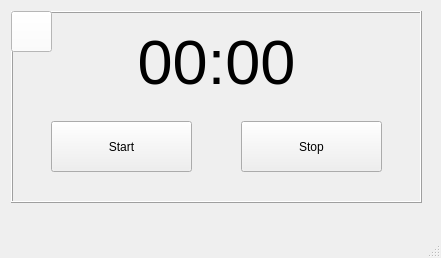
TiagoSBO/qt-pomodoro-timer, file ui/mainwindow.ui: the form before one commit.
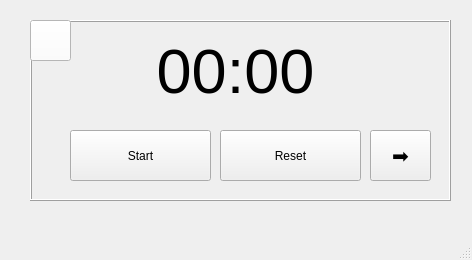
The form after the commit. Icons and pictures are not drawn.

Commit message: Style: Creation of a new button and screen changes.

Diff of the .ui file:
```diff
--- a/ui/mainwindow.ui
+++ b/ui/mainwindow.ui
@@ -6,8 +6,8 @@
    <rect>
     <x>0</x>
     <y>0</y>
-    <width>441</width>
-    <height>258</height>
+    <width>472</width>
+    <height>260</height>
    </rect>
   </property>
   <property name="windowTitle">
@@ -17,12 +17,18 @@
    <widget class="QFrame" name="frameTimer">
     <property name="geometry">
      <rect>
-      <x>11</x>
-      <y>11</y>
-      <width>411</width>
-      <height>192</height>
+      <x>30</x>
+      <y>20</y>
+      <width>421</width>
+      <height>181</height>
      </rect>
     </property>
+    <property name="sizePolicy">
+     <sizepolicy hsizetype="Fixed" vsizetype="Preferred">
+      <horstretch>0</horstretch>
+      <verstretch>0</verstretch>
+     </sizepolicy>
+    </property>
     <property name="frameShape">
      <enum>QFrame::Shape::Box</enum>
     </property>
@@ -89,14 +95,32 @@
     <widget class="QPushButton" name="button_stopDone">
      <property name="geometry">
       <rect>
-       <x>230</x>
+       <x>190</x>
        <y>110</y>
        <width>141</width>
        <height>51</height>
       </rect>
      </property>
      <property name="text">
-      <string>Stop</string>
+      <string>Reset</string>
+     </property>
+    </widget>
+    <widget class="QPushButton" name="button_skip">
+     <property name="geometry">
+      <rect>
+       <x>340</x>
+       <y>110</y>
+       <width>61</width>
+       <height>51</height>
+      </rect>
+     </property>
+     <property name="font">
+      <font>
+       <pointsize>15</pointsize>
+      </font>
+     </property>
+     <property name="text">
+      <string>➡️</string>
      </property>
     </widget>
    </widget>
```
Left out of the diff: 4 changed lines with no effect on the pictures. The commit also changes 3 other files.
